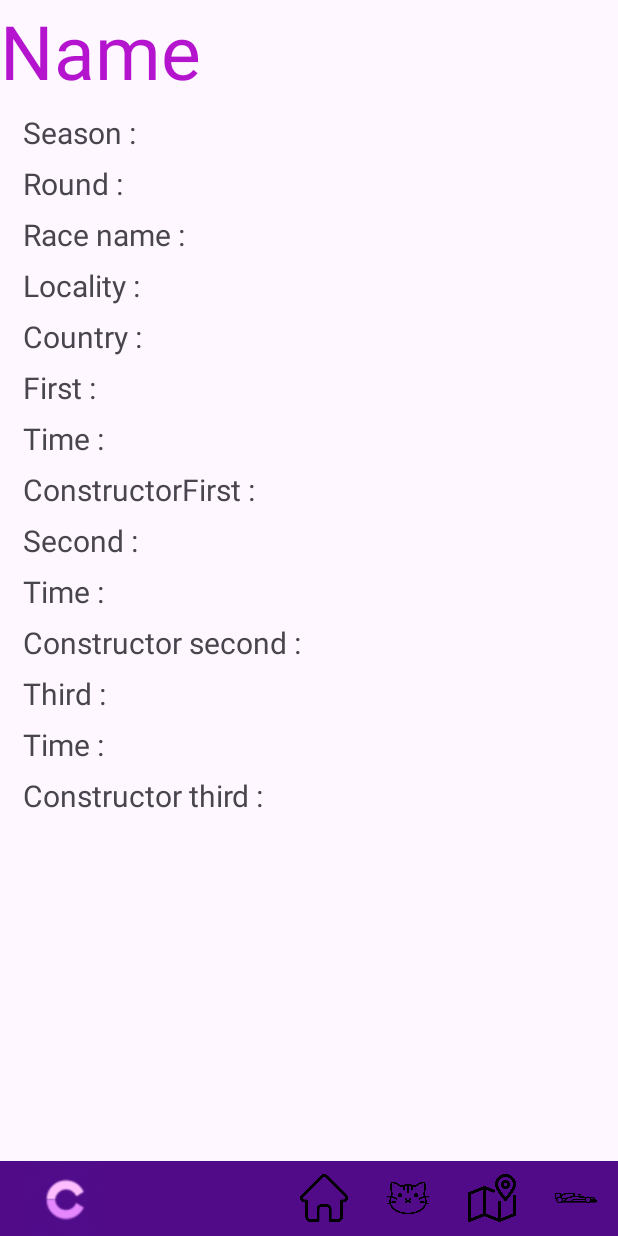
After one commit to beieb/CBACProject, an Android app: the raceActivity screen opened directly, with no data from a screen before it, on a phone screen of 412 x 824 dp. The commit adds this screen. Run offline under Robolectric (Android 15) with nearby library versions, the phone set to English and light mode, and no system bars.

Commit message:
raceActivity

```diff
--- a/app/src/main/AndroidManifest.xml
+++ b/app/src/main/AndroidManifest.xml
@@ -16,7 +16,9 @@
         android:supportsRtl="true"
         android:theme="@style/Theme.CBACProject"
         tools:targetApi="31">
-
+        <activity
+            android:name=".raceActivity"
+            android:exported="false" />
         <!--
              TODO: Before you run your application, you need a Google Maps API key.
 
--- a/app/src/main/java/com/example/cbacproject/MainActivity.java
+++ b/app/src/main/java/com/example/cbacproject/MainActivity.java
@@ -9,6 +9,7 @@ import android.util.Log;
 import android.view.Menu;
 import android.view.MenuInflater;
 import android.view.MenuItem;
+import android.view.View;
 import android.widget.TextView;
 
 /**
@@ -96,4 +97,10 @@ public class MainActivity extends AppCompatActivity {
         }
         return false;
     }
+
+    public void goOnRace(View v){
+        Intent intent = new Intent(MainActivity.this, raceActivity.class);
+        startActivity(intent);
+        finish();
+    }
 }
--- /dev/null
+++ b/app/src/main/java/com/example/cbacproject/raceActivity.java
@@ -0,0 +1,63 @@
+package com.example.cbacproject;
+
+import androidx.appcompat.app.AppCompatActivity;
+import androidx.appcompat.widget.Toolbar;
+
+import android.content.Intent;
+import android.os.Bundle;
+import android.util.Log;
+import android.view.Menu;
+import android.view.MenuInflater;
+import android.view.MenuItem;
+import android.widget.TextView;
+
+public class raceActivity extends AppCompatActivity {
+
+    @Override
+    protected void onCreate(Bundle savedInstanceState) {
+        super.onCreate(savedInstanceState);
+        setContentView(R.layout.activity_race);
+        Toolbar myToolbar = findViewById(R.id.mytoolbar);
+        TextView textView = findViewById(R.id.seasonrace);
+        setSupportActionBar(myToolbar);
+        getSupportActionBar().setLogo(R.mipmap.ic_launcher);
+        getSupportActionBar().setTitle(textView.getText().toString());
+    }
+    @Override
+    public boolean onCreateOptionsMenu(Menu menu){
+        /**
+         * initialisation Toolbar
+         */
+        super.onCreateOptionsMenu(menu);
+        MenuInflater inflater = getMenuInflater();
+        inflater.inflate(R.menu.toolbar, menu);
+        return true;
+    }
+    @Override
+    public boolean onOptionsItemSelected(MenuItem item) {
+        TextView txt;
+        if (item.getItemId() == R.id.home) {
+            Log.d("CBAC", "home yes");
+            Intent intent = new Intent(raceActivity.this, MainActivity.class);
+            startActivity(intent);
+            finish();
+            return true;
+        } else if (item.getItemId() == R.id.cat){
+            Log.d("CBAC", "user yes");
+            Intent intent = new Intent(raceActivity.this, DailyCatFact.class);
+            startActivity(intent);
+            finish();
+            return true;
+        }else if (item.getItemId() == R.id.map) {
+            Log.d("CBAC", "map yes");
+            Intent intent = new Intent(raceActivity.this, RedirectMapActivity.class);
+            startActivity(intent);
+            finish();
+            return true;
+        } else if (item.getItemId() == R.id.car){
+            Log.d("CBAC", "mountaineer yes");
+            return true;
+        }
+        return false;
+    }
+}
--- /dev/null
+++ b/app/src/main/res/layout/activity_race.xml
@@ -0,0 +1,339 @@
+<?xml version="1.0" encoding="utf-8"?>
+<RelativeLayout xmlns:app="http://schemas.android.com/apk/res-auto"
+    android:layout_height="match_parent"
+    android:layout_width="match_parent"
+    xmlns:android="http://schemas.android.com/apk/res/android">
+    <LinearLayout
+        android:id="@+id/frame"
+        android:layout_width="wrap_content"
+        android:layout_height="wrap_content"
+        android:orientation="horizontal"
+        >
+
+        <TextView
+            android:layout_width="match_parent"
+            android:layout_height="match_parent"
+            android:textSize="50sp"
+            android:gravity="center"
+            android:text="@string/name"
+            android:textColor="@color/purpletitle"/>
+
+
+    </LinearLayout>
+    <TextView
+
+        android:id="@+id/season"
+        android:layout_width="wrap_content"
+        android:layout_height="wrap_content"
+        android:paddingHorizontal="15dp"
+        android:text="@string/season"
+        android:layout_below="@id/frame"
+        android:textSize="20sp"
+        android:layout_marginTop="7dp"
+        android:layout_marginBottom="3dp"        />
+    <TextView
+        android:id="@+id/seasonrace"
+        android:layout_width="wrap_content"
+        android:layout_height="wrap_content"
+        android:text="@string/seasonrace"
+        android:layout_below="@id/frame"
+        android:layout_toEndOf="@id/season"
+        android:textSize="20dp"
+        android:layout_marginTop="7dp"
+        android:layout_marginBottom="3dp"
+        />
+    <TextView
+
+        android:id="@+id/round"
+        android:layout_width="wrap_content"
+        android:layout_height="wrap_content"
+        android:paddingHorizontal="15dp"
+        android:text="@string/round"
+        android:layout_below="@id/season"
+        android:textSize="20dp"
+        android:layout_marginVertical="3dp"
+        />
+    <TextView
+        android:id="@+id/roundrace"
+        android:layout_width="wrap_content"
+        android:layout_height="wrap_content"
+        android:text="@string/roundrace"
+        android:layout_below="@id/season"
+        android:layout_toEndOf="@id/round"
+        android:textSize="20dp"
+        android:layout_marginVertical="3dp"
+        />
+    <TextView
+
+        android:id="@+id/raceName"
+        android:layout_width="wrap_content"
+        android:layout_height="wrap_content"
+        android:paddingHorizontal="15dp"
+        android:text="@string/raceName"
+        android:layout_below="@id/round"
+        android:textSize="20dp"
+        android:layout_marginVertical="3dp"
+
+        />
+    <TextView
+        android:id="@+id/raceNamerace"
+        android:layout_width="wrap_content"
+        android:layout_height="wrap_content"
+        android:text="@string/raceNamerace"
+        android:layout_below="@id/round"
+        android:layout_toEndOf="@id/raceName"
+        android:textSize="20dp"
+        android:layout_marginVertical="3dp"
+        />
+    <TextView
+
+        android:id="@+id/locality"
+        android:layout_width="wrap_content"
+        android:layout_height="wrap_content"
+        android:paddingHorizontal="15dp"
+        android:text="@string/locality"
+        android:layout_below="@id/raceName"
+        android:textSize="20dp"
+        android:layout_marginVertical="3dp"
+        />
+    <TextView
+        android:id="@+id/localityrace"
+        android:layout_width="wrap_content"
+        android:layout_height="wrap_content"
+        android:text="@string/localityrace"
+        android:layout_below="@id/raceName"
+        android:layout_toEndOf="@id/locality"
+        android:textSize="20dp"
+        android:layout_marginVertical="3dp"
+        />
+    <TextView
+
+        android:id="@+id/country"
+        android:layout_width="wrap_content"
+        android:layout_height="wrap_content"
+        android:paddingHorizontal="15dp"
+        android:text="@string/country"
+        android:layout_below="@id/locality"
+        android:textSize="20dp"
+        android:layout_marginVertical="3dp"
+        />
+    <TextView
+        android:id="@+id/countryrace"
+        android:layout_width="wrap_content"
+        android:layout_height="wrap_content"
+        android:text="@string/countryrace"
+        android:layout_below="@id/locality"
+        android:layout_toEndOf="@id/country"
+        android:textSize="20dp"
+        android:layout_marginVertical="3dp"
+        />
+    <TextView
+
+        android:id="@+id/first"
+        android:layout_width="wrap_content"
+        android:layout_height="wrap_content"
+        android:paddingHorizontal="15dp"
+        android:text="@string/first"
+        android:layout_below="@id/country"
+        android:textSize="20dp"
+        android:layout_marginVertical="3dp"
+        />
+    <TextView
+        android:id="@+id/firstrace"
+        android:layout_width="wrap_content"
+        android:layout_height="wrap_content"
+        android:text="@string/firstrace"
+        android:layout_below="@id/country"
+        android:layout_toEndOf="@id/first"
+        android:textSize="20dp"
+        android:layout_marginVertical="3dp"
+        />
+    <TextView
+
+        android:id="@+id/timeFirst"
+        android:layout_width="wrap_content"
+        android:layout_height="wrap_content"
+        android:paddingHorizontal="15dp"
+        android:text="@string/timeFirst"
+        android:layout_below="@id/first"
+        android:textSize="20dp"
+        android:layout_marginVertical="3dp"
+        />
+    <TextView
+        android:id="@+id/timeFirstrace"
+        android:layout_width="wrap_content"
+        android:layout_height="wrap_content"
+        android:text="@string/timeFirstrace"
+        android:layout_below="@id/first"
+        android:layout_toEndOf="@id/timeFirst"
+        android:textSize="20dp"
+        android:layout_marginVertical="3dp"
+        />
+    <TextView
+
+        android:id="@+id/constructorNameFirst"
+        android:layout_width="wrap_content"
+        android:layout_height="wrap_content"
+        android:paddingHorizontal="15dp"
+        android:text="@string/constructorNameFirst"
+        android:layout_below="@id/timeFirst"
+        android:textSize="20dp"
+        android:layout_marginVertical="3dp"
+        />
+    <TextView
+        android:id="@+id/constructorNameFirstrace"
+        android:layout_width="wrap_content"
+        android:layout_height="wrap_content"
+        android:text="@string/constructorNameraceFirst"
+        android:layout_below="@id/timeFirst"
+        android:layout_toEndOf="@id/constructorNameFirst"
+        android:textSize="20dp"
+        android:layout_marginVertical="3dp"
+        />
+    <TextView
+
+        android:id="@+id/second"
+        android:layout_width="wrap_content"
+        android:layout_height="wrap_content"
+        android:paddingHorizontal="15dp"
+        android:text="@string/second"
+        android:layout_below="@id/constructorNameFirst"
+        android:textSize="20dp"
+        android:layout_marginVertical="3dp"
+        />
+    <TextView
+        android:id="@+id/secondrace"
+        android:layout_width="wrap_content"
+        android:layout_height="wrap_content"
+        android:text="@string/secondrace"
+        android:layout_below="@id/constructorNameFirst"
+        android:layout_toEndOf="@id/second"
+        android:textSize="20dp"
+        android:layout_marginVertical="3dp"
+        />
+    <TextView
+
+        android:id="@+id/timeSecond"
+        android:layout_width="wrap_content"
+        android:layout_height="wrap_content"
+        android:paddingHorizontal="15dp"
+        android:text="@string/timeSecond"
+        android:layout_below="@id/second"
+        android:textSize="20dp"
+        android:layout_marginVertical="3dp"
+        />
+    <TextView
+        android:id="@+id/timeSecondrace"
+        android:layout_width="wrap_content"
+        android:layout_height="wrap_content"
+        android:text="@string/timeSecondrace"
+        android:layout_below="@id/second"
+        android:layout_toEndOf="@id/timeSecond"
+        android:textSize="20dp"
+        android:layout_marginVertical="3dp"
+        />
+    <TextView
+
+        android:id="@+id/constructorNameSecond"
+        android:layout_width="wrap_content"
+        android:layout_height="wrap_content"
+        android:paddingHorizontal="15dp"
+        android:text="@string/constructorNameSecond"
+        android:layout_below="@id/timeSecond"
+        android:textSize="20dp"
+        android:layout_marginVertical="3dp"
+        />
+    <TextView
+        android:id="@+id/constructorNameSecondrace"
+        android:layout_width="wrap_content"
+        android:layout_height="wrap_content"
+        android:text="@string/constructorNameraceSecond"
+        android:layout_below="@id/timeSecond"
+        android:layout_toEndOf="@id/constructorNameSecond"
+        android:textSize="20dp"
+        android:layout_marginVertical="3dp"
+        />
+    <TextView
+
+        android:id="@+id/third"
+        android:layout_width="wrap_content"
+        android:layout_height="wrap_content"
+        android:paddingHorizontal="15dp"
+        android:text="@string/third"
+        android:layout_below="@id/constructorNameSecond"
+        android:textSize="20dp"
+        android:layout_marginVertical="3dp"
+        />
+    <TextView
+        android:id="@+id/thirdrace"
+        android:layout_width="wrap_content"
+        android:layout_height="wrap_content"
+        android:text="@string/thirdrace"
+        android:layout_below="@id/constructorNameSecond"
+        android:layout_toEndOf="@id/third"
+        android:textSize="20dp"
+        android:layout_marginVertical="3dp"
+        />
+    <TextView
+
+        android:id="@+id/timeThird"
+        android:layout_width="wrap_content"
+        android:layout_height="wrap_content"
+        android:paddingHorizontal="15dp"
+        android:text="@string/timeThird"
+        android:layout_below="@id/third"
+        android:textSize="20dp"
+        android:layout_marginVertical="3dp"
+        />
+    <TextView
+        android:id="@+id/timeThirdrace"
+        android:layout_width="wrap_content"
+        android:layout_height="wrap_content"
+        android:text="@string/timeThirddrace"
+        android:layout_below="@id/third"
+        android:layout_toEndOf="@id/timeThird"
+        android:textSize="20dp"
+        android:layout_marginVertical="3dp"
+        />
+
+    <TextView
+
+        android:id="@+id/constructorNameThird"
+        android:layout_width="wrap_content"
+        android:layout_height="wrap_content"
+        android:paddingHorizontal="15dp"
+        android:text="@string/constructorNameThird"
+        android:layout_below="@id/timeThird"
+        android:textSize="20dp"
+        android:layout_marginVertical="3dp"
+        />
+    <TextView
+        android:id="@+id/constructorNameThirdrace"
+        android:layout_width="wrap_content"
+        android:layout_height="wrap_content"
+        android:text="@string/constructorNameraceThird"
+        android:layout_below="@id/timeThird"
+        android:layout_toEndOf="@id/constructorNameThird"
+        android:textSize="20dp"
+        android:layout_marginVertical="3dp"
+        />
+
+
+    <androidx.appcompat.widget.Toolbar
+
+        android:id="@+id/mytoolbar"
+        android:layout_height="50dp"
+        android:layout_width="match_parent"
+        android:elevation="4dp"
+        android:theme="?attr/actionBarTheme"
+        android:layout_alignParentBottom="true"
+        android:title="@string/home"
+        android:background="@color/purplelogo"
+
+
+        >
+
+    </androidx.appcompat.widget.Toolbar>
+
+
+</RelativeLayout>
--- a/app/src/main/res/layout/home_page.xml
+++ b/app/src/main/res/layout/home_page.xml
@@ -57,6 +57,11 @@
                 android:gravity="center" />
 
         </LinearLayout>
+        <Button
+            android:layout_width="wrap_content"
+            android:layout_height="wrap_content"
+            android:onClick="goOnRace"
+        />
     </FrameLayout>
 
     <androidx.appcompat.widget.Toolbar
--- a/app/src/main/res/values/strings.xml
+++ b/app/src/main/res/values/strings.xml
@@ -35,7 +35,7 @@
     <string name="secondrace" />
     <string name="third">Third :</string>
     <string name="thirdrace" />
-    <string name="constructorNameraceFirst"/>
+    <string name="constructorNameraceFirst" />
     <string name="constructorNameFirst">ConstructorFirst :</string>
     <string name="constructorNameSecond">Constructor second :</string>
     <string name="constructorNameraceSecond" />
```
